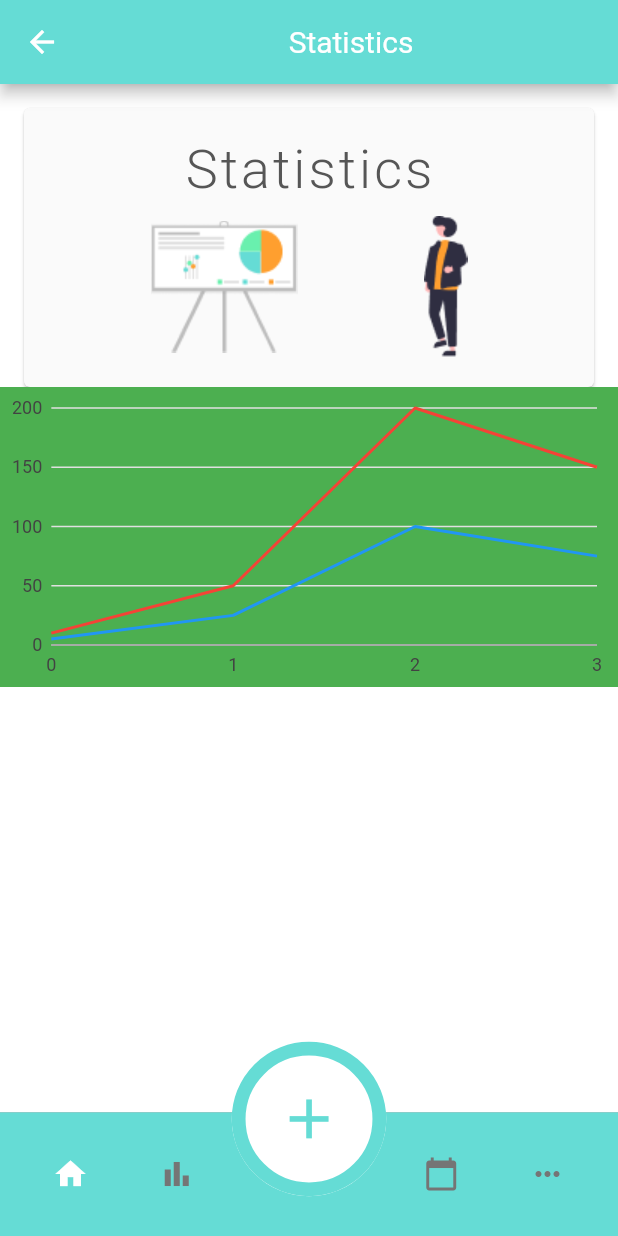
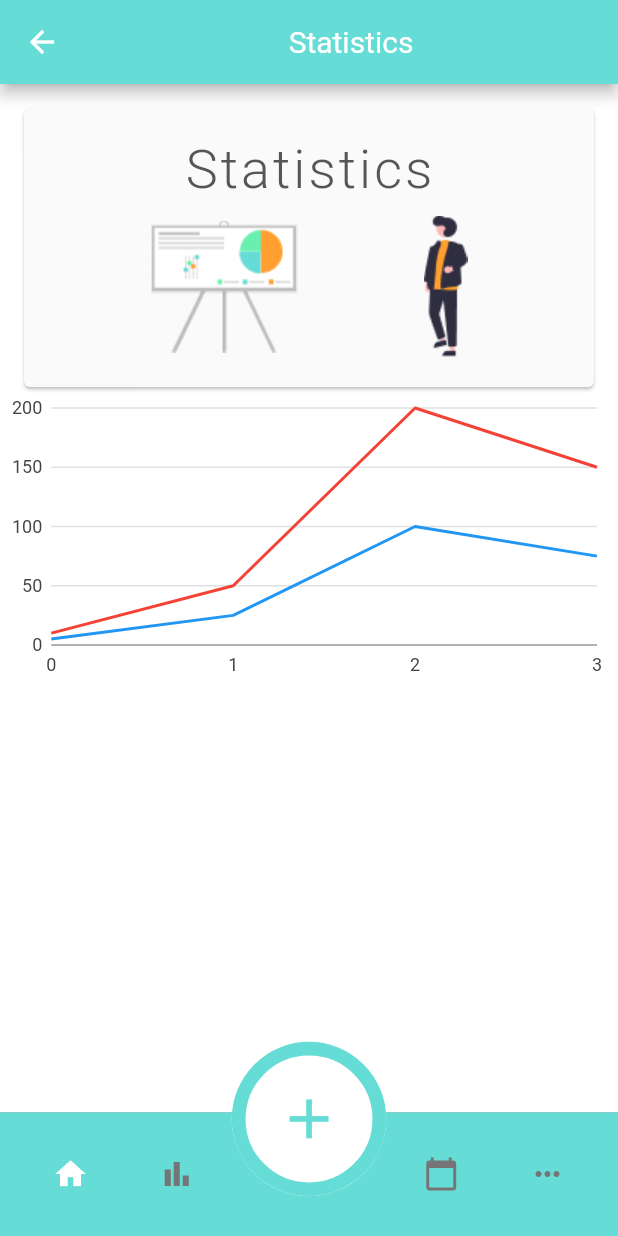
Before and after one commit to florianthom/MobileAppPublicHealthFrontend, a Flutter app: the StatisticsScreen screen opened by its route, on a phone screen of 412 x 824 dp. Run offline on Flutter 3.47's test engine with Material 2 defaults, Android fonts, the phone set to English and light mode, and no system bars; our stand-ins replace bloc, charts_flutter, flutter_bloc, sqflite; missing offline and left inert: lipsum; accounts and stored records are empty; generated files the repository leaves out were written again.

Commit message:
statistic color container change

```diff
--- a/Implementation/mobile_health/lib/screens/StatisticsScreen.dart
+++ b/Implementation/mobile_health/lib/screens/StatisticsScreen.dart
@@ -34,7 +34,7 @@ class _StatisticsScreenState extends State<StatisticsScreen> {
             TitleCardStatistics(),
             Container(
               height: 200,
-              color: Colors.green, //just an example
+              //color: Colors.green, //just an example
               child: NumericComboLinePointChart(NumericComboLinePointChart._createSampleData()),
             ),
           ],
```
